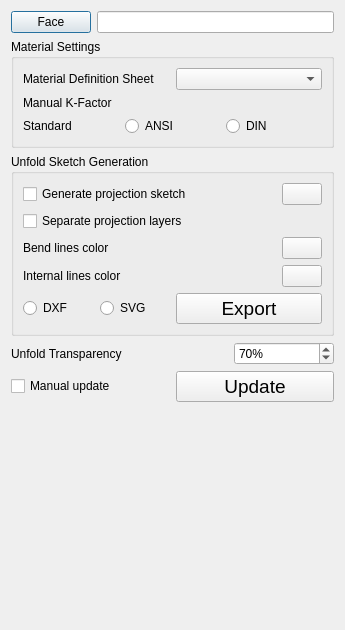
shaise/FreeCAD_SheetMetal, file Resources/panels/UnfoldOptions.ui: the form before one commit.
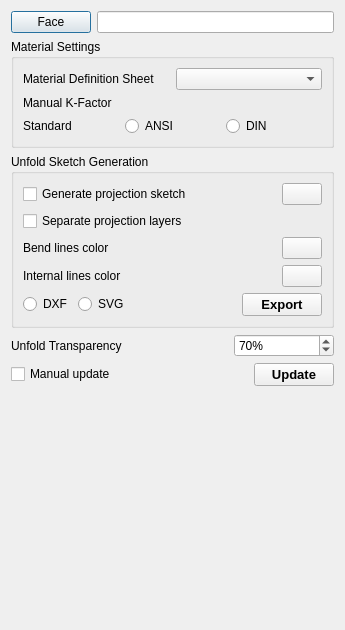
The form after the commit. Icons and pictures are not drawn. Custom widgets are drawn as their Qt base class.

Commit message: Support point patterns in sheetmetal forming, Issue #548. Change button sizes, Issue #550 Update readme for pr #539 and #546

Diff of the .ui file:
```diff
--- a/Resources/panels/UnfoldOptions.ui
+++ b/Resources/panels/UnfoldOptions.ui
@@ -258,6 +258,12 @@
            </item>
            <item>
             <widget class="QRadioButton" name="svgExport">
+             <property name="sizePolicy">
+              <sizepolicy hsizetype="Expanding" vsizetype="Fixed">
+               <horstretch>0</horstretch>
+               <verstretch>0</verstretch>
+              </sizepolicy>
+             </property>
              <property name="text">
               <string>SVG</string>
              </property>
@@ -266,13 +272,19 @@
              </attribute>
             </widget>
            </item>
-          </layout>
-         </item>
          <item>
           <widget class="QPushButton" name="pushExport">
+             <property name="sizePolicy">
+              <sizepolicy hsizetype="Minimum" vsizetype="Fixed">
+               <horstretch>0</horstretch>
+               <verstretch>0</verstretch>
+              </sizepolicy>
+             </property>
            <property name="font">
             <font>
-             <pointsize>14</pointsize>
+               <pointsize>10</pointsize>
+               <weight>75</weight>
+               <bold>true</bold>
             </font>
            </property>
            <property name="text">
@@ -285,11 +297,13 @@
            </property>
            <property name="iconSize">
             <size>
-             <width>32</width>
-             <height>32</height>
+               <width>20</width>
+               <height>20</height>
             </size>
            </property>
           </widget>
+           </item>
+          </layout>
          </item>
         </layout>
        </widget>
@@ -349,6 +363,12 @@
     <layout class="QHBoxLayout" name="horizontalLayout_9">
      <item>
       <widget class="QCheckBox" name="chkManualUpdate">
+       <property name="sizePolicy">
+        <sizepolicy hsizetype="Expanding" vsizetype="Fixed">
+         <horstretch>0</horstretch>
+         <verstretch>0</verstretch>
+        </sizepolicy>
+       </property>
        <property name="text">
         <string>Manual update</string>
        </property>
@@ -356,9 +376,17 @@
      </item>
      <item>
       <widget class="QPushButton" name="pushUnfold">
+       <property name="sizePolicy">
+        <sizepolicy hsizetype="Minimum" vsizetype="Fixed">
+         <horstretch>0</horstretch>
+         <verstretch>0</verstretch>
+        </sizepolicy>
+       </property>
        <property name="font">
         <font>
-         <pointsize>14</pointsize>
+         <pointsize>10</pointsize>
+         <weight>75</weight>
+         <bold>true</bold>
         </font>
        </property>
        <property name="text">
@@ -371,8 +399,8 @@
        </property>
        <property name="iconSize">
         <size>
-         <width>32</width>
-         <height>32</height>
+         <width>20</width>
+         <height>20</height>
         </size>
        </property>
       </widget>
```
Lines whose indentation alone changed are shown as unchanged. The commit also changes 3 other files.
